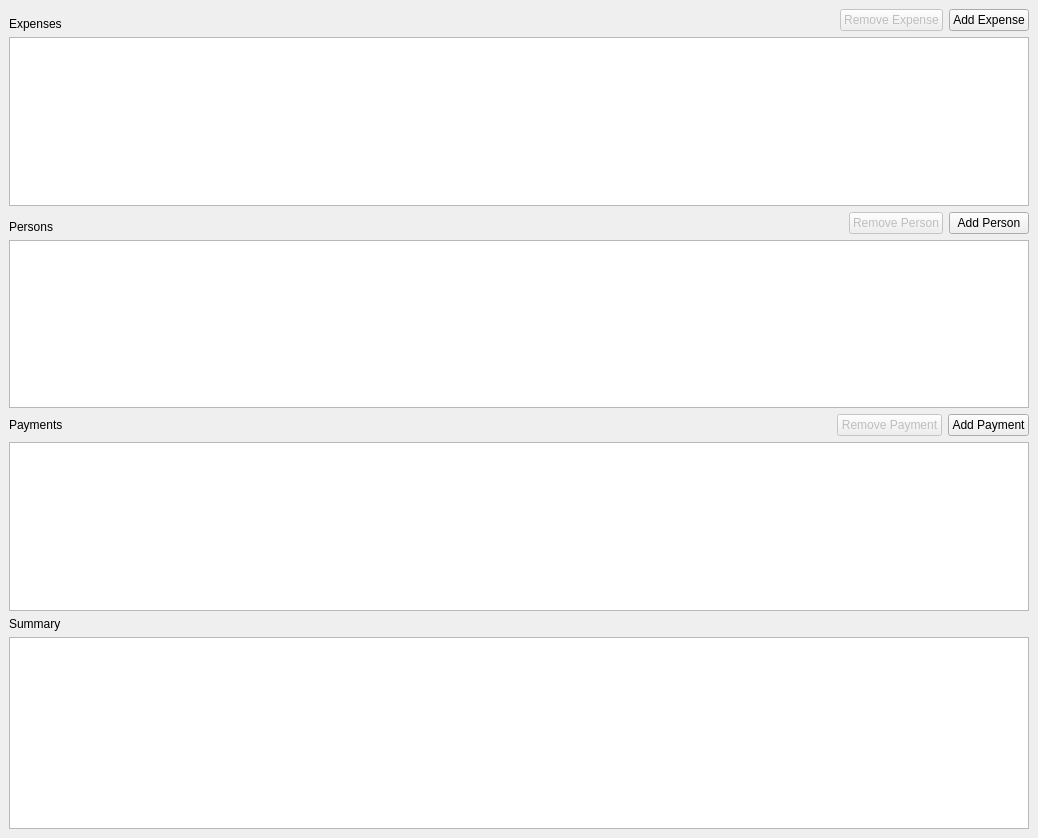
The window that src/app.ui (AdamPloof/FairBudget) describes before a commit, drawn with Qt 5.
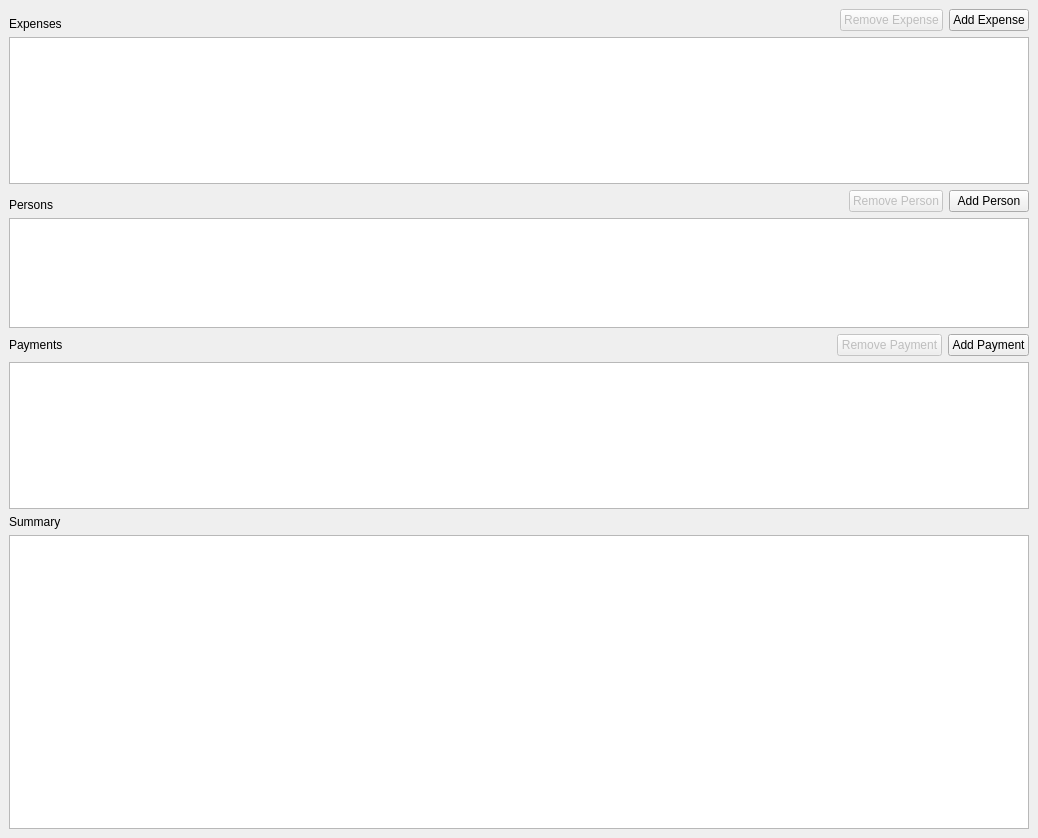
The same window after the commit.

Commit message: fine tune height of tables in app UI

```diff
--- a/src/app.ui
+++ b/src/app.ui
@@ -71,7 +71,14 @@
        </layout>
       </item>
       <item>
-       <widget class="QTableView" name="expenseTbl"/>
+       <widget class="QTableView" name="expenseTbl">
+        <property name="sizePolicy">
+         <sizepolicy hsizetype="Expanding" vsizetype="Expanding">
+          <horstretch>0</horstretch>
+          <verstretch>1</verstretch>
+         </sizepolicy>
+        </property>
+       </widget>
       </item>
       <item>
        <layout class="QHBoxLayout" name="horizontalLayout_4">
@@ -115,7 +122,26 @@
        </layout>
       </item>
       <item>
-       <widget class="QTableView" name="personTbl"/>
+       <widget class="QTableView" name="personTbl">
+        <property name="sizePolicy">
+         <sizepolicy hsizetype="Expanding" vsizetype="MinimumExpanding">
+          <horstretch>0</horstretch>
+          <verstretch>0</verstretch>
+         </sizepolicy>
+        </property>
+        <property name="minimumSize">
+         <size>
+          <width>0</width>
+          <height>85</height>
+         </size>
+        </property>
+        <property name="maximumSize">
+         <size>
+          <width>16777215</width>
+          <height>110</height>
+         </size>
+        </property>
+       </widget>
       </item>
       <item>
        <layout class="QHBoxLayout" name="horizontalLayout_5">
@@ -159,7 +185,14 @@
        </layout>
       </item>
       <item>
-       <widget class="QTableView" name="paymentTbl"/>
+       <widget class="QTableView" name="paymentTbl">
+        <property name="sizePolicy">
+         <sizepolicy hsizetype="Expanding" vsizetype="Expanding">
+          <horstretch>0</horstretch>
+          <verstretch>1</verstretch>
+         </sizepolicy>
+        </property>
+       </widget>
       </item>
       <item>
        <layout class="QHBoxLayout" name="horizontalLayout_6">
@@ -172,8 +205,14 @@
         </item>
        </layout>
       </item>
-      <item alignment="Qt::AlignBottom">
+      <item>
        <widget class="QTextEdit" name="summaryReport">
+        <property name="sizePolicy">
+         <sizepolicy hsizetype="Expanding" vsizetype="Expanding">
+          <horstretch>0</horstretch>
+          <verstretch>2</verstretch>
+         </sizepolicy>
+        </property>
         <property name="readOnly">
          <bool>true</bool>
         </property>
```
